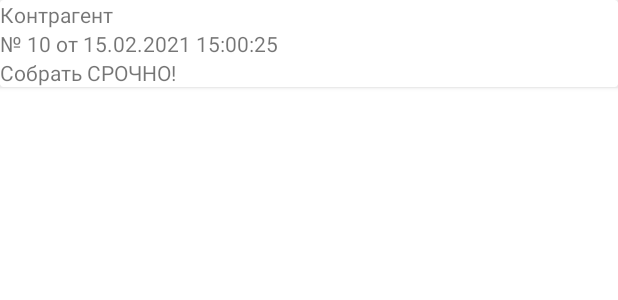
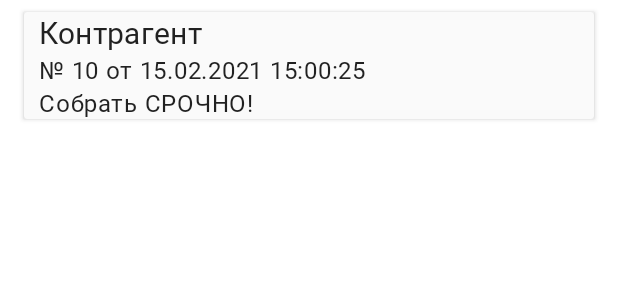
Before and after one commit to Larin41/KBSDataCollector2, an Android app: the layout orders_item.xml on its own in the app's theme, with its tools: preview values and no code run, on a phone screen of 412 x 824 dp. Shown: the top 300 px of the screen. Run offline under Robolectric (Android 15) with nearby library versions, the phone set to English and light mode, and no system bars; network calls fail.

```diff
--- a/app/src/main/AndroidManifest.xml
+++ b/app/src/main/AndroidManifest.xml
@@ -12,7 +12,6 @@
         android:roundIcon="@mipmap/ic_launcher_round"
         android:supportsRtl="true"
         android:theme="@style/Theme.KBSDataCollector">
-        <activity android:name=".AssemblyOrders"></activity>
         <activity android:name=".MainActivity">
             <intent-filter>
                 <action android:name="android.intent.action.MAIN" />
--- a/app/src/main/java/ru/kbs41/kbsdatacollector/MainActivity.kt
+++ b/app/src/main/java/ru/kbs41/kbsdatacollector/MainActivity.kt
@@ -24,23 +24,17 @@ class MainActivity : AppCompatActivity() {
         setContentView(R.layout.activity_main)
 
         //TODO: удалить getData(). Нужно для отладки
-
-
         val ordersFragment = OrdersFragment()
-
 
         supportFragmentManager.beginTransaction().apply {
             replace(R.id.container, ordersFragment)
             commit()
         }
-
     }
 
     private fun getData() {
-
         val em = ExchangeMaster()
         em.getData(application)
-
     }
 
 
--- a/app/src/main/res/layout/orders_item.xml
+++ b/app/src/main/res/layout/orders_item.xml
@@ -2,16 +2,20 @@
 <androidx.cardview.widget.CardView xmlns:android="http://schemas.android.com/apk/res/android"
     xmlns:app="http://schemas.android.com/apk/res-auto"
     xmlns:tools="http://schemas.android.com/tools"
+    style="@style/CardViewStyle"
     android:layout_width="match_parent"
-    android:layout_height="wrap_content">
+    android:layout_height="wrap_content"
+    android:id="@+id/assembly_order_cardview">
 
     <LinearLayout
+        android:paddingStart="10dp"
         android:layout_width="match_parent"
         android:layout_height="wrap_content"
         android:orientation="vertical">
 
         <TextView
             android:id="@+id/contractor_name"
+            style="@style/TextAppearance.MaterialComponents.Headline6"
             android:layout_width="match_parent"
             android:layout_height="wrap_content"
             tools:text="Контрагент" />
@@ -20,12 +24,14 @@
             android:id="@+id/date_number"
             android:layout_width="match_parent"
             android:layout_height="wrap_content"
+            style="@style/TextAppearance.MaterialComponents.Body1"
             tools:text="№ 10 от 15.02.2021 15:00:25" />
 
         <TextView
             android:id="@+id/comment"
             android:layout_width="match_parent"
             android:layout_height="wrap_content"
+            style="@style/TextAppearance.MaterialComponents.Body1"
             tools:text="Собрать СРОЧНО!" />
 
     </LinearLayout>
--- a/app/src/main/res/values/colors.xml
+++ b/app/src/main/res/values/colors.xml
@@ -7,4 +7,5 @@
     <color name="teal_700">#FF018786</color>
     <color name="black">#FF000000</color>
     <color name="white">#FFFFFFFF</color>
+    <color name="gray">#fafafa</color>
 </resources>
--- /dev/null
+++ b/app/src/main/res/values/styles.xml
@@ -0,0 +1,15 @@
+<?xml version="1.0" encoding="utf-8"?>
+<resources>
+
+    <style name="CardViewStyle">
+        <item name="android:layout_marginTop">8dp</item>
+        <item name="android:layout_marginLeft">16dp</item>
+        <item name="android:layout_marginRight">16dp</item>
+        <item name="cornerRadius">3dp</item>
+        <item name="android:clickable">true</item>
+        <item name="android:focusable">true</item>
+        <item name="android:foreground">?android:attr/selectableItemBackground</item>
+        <item name="cardBackgroundColor">@color/gray</item>
+    </style>
+
+</resources>
--- a/app/src/main/res/values/themes.xml
+++ b/app/src/main/res/values/themes.xml
@@ -12,5 +12,7 @@
         <!-- Status bar color. -->
         <item name="android:statusBarColor" tools:targetApi="l">?attr/colorPrimaryVariant</item>
         <!-- Customize your theme here. -->
+        <item name="fontFamily">@font/roboto</item>
+        <item name="font">@font/roboto</item>
     </style>
 </resources>
```
Also changed, not shown: app/src/main/java/ru/kbs41/kbsdatacollector/OrdersAdapter.kt (+28 -28 lines), app/src/main/java/ru/kbs41/kbsdatacollector/OrdersFragment.kt (+6 -3 lines), app/src/main/res/font/roboto.ttf (added).
